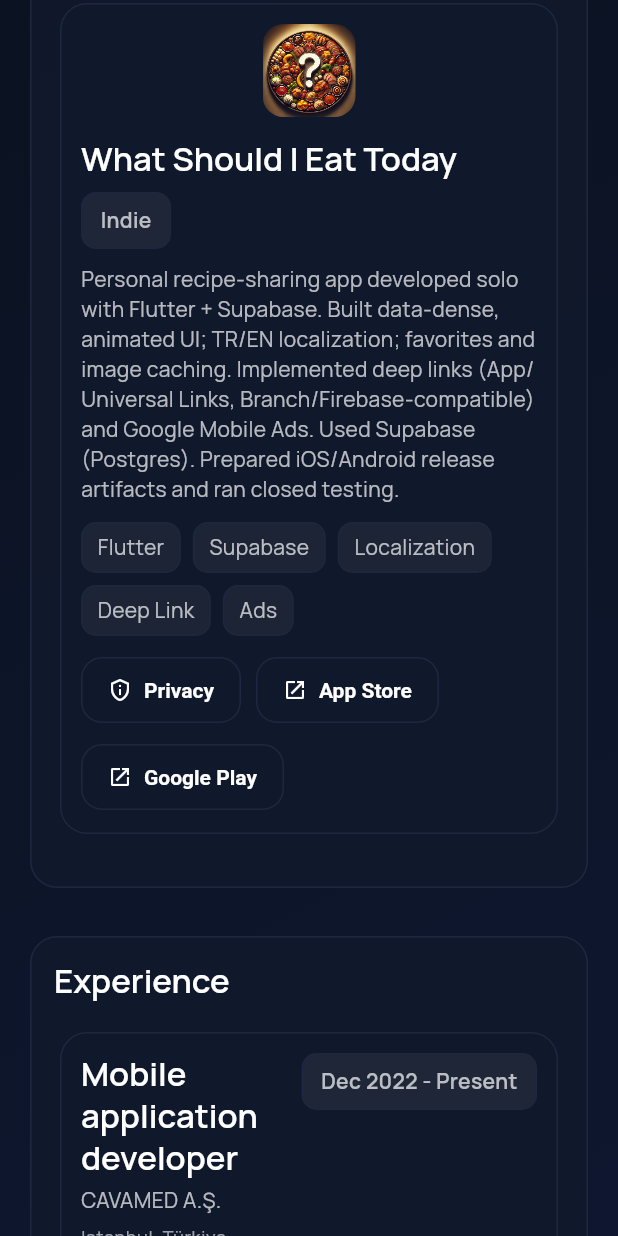
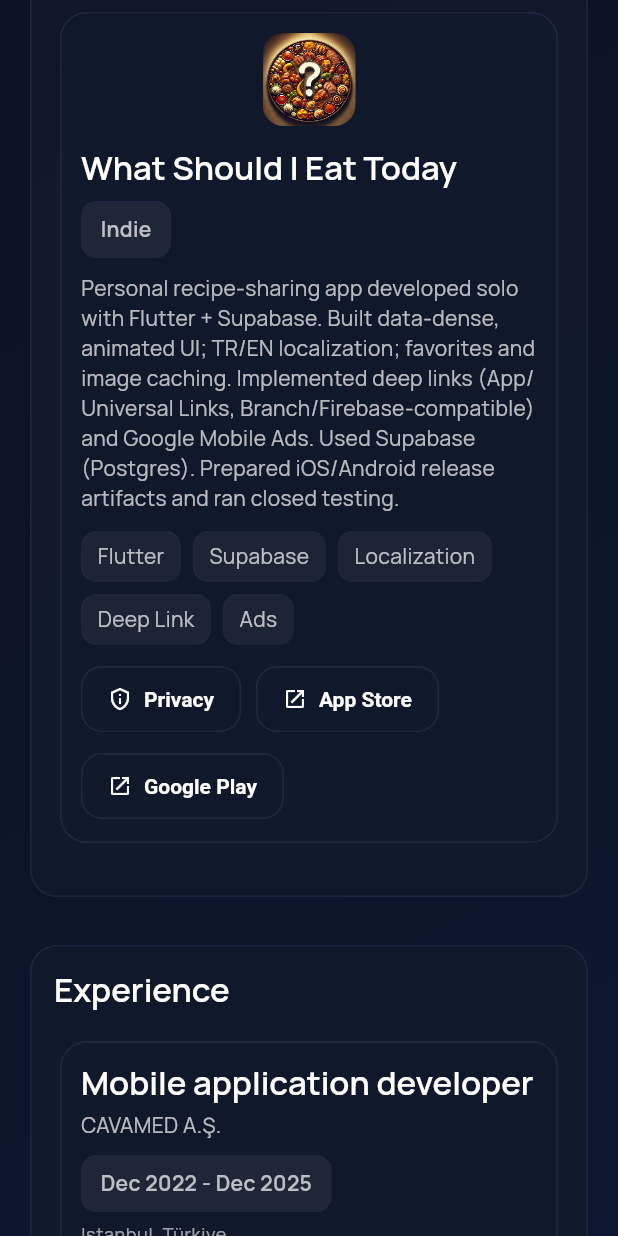
Before and after one commit to BugraKaanSaglam/bugrakaansaglam_website, a Flutter app: the screen it shows after launch, scrolled down 3456 dp, on a phone screen of 412 x 824 dp. Run offline on Flutter 3.47's test engine with Material 3 defaults, Android fonts, the phone set to English and light mode, and no system bars; our stand-ins replace easy_localization, go_router, google_fonts.

Commit message:
commit bug fix + better mobile

```diff
--- a/lib/app/app.dart
+++ b/lib/app/app.dart
@@ -29,10 +29,7 @@
   }
 
   Future<void> _warmUp() async {
-    await Future.wait([
-      WidgetsBinding.instance.endOfFrame,
-      Future.delayed(const Duration(milliseconds: 450)),
-    ]);
+    await WidgetsBinding.instance.endOfFrame;
     if (mounted) {
       setState(() {
         _ready = true;
--- a/lib/features/portfolio/data/portfolio_content.dart
+++ b/lib/features/portfolio/data/portfolio_content.dart
@@ -274,8 +274,8 @@
     ),
     company: const LocalizedText(en: 'CAVAMED A.Ş.', tr: 'CAVAMED A.Ş.'),
     period: const LocalizedText(
-      en: 'Dec 2022 - Present',
-      tr: 'Aralık 2022 - Günümüz',
+      en: 'Dec 2022 - Dec 2025',
+      tr: 'Aralık 2022 - Aralık 2025',
     ),
     location: const LocalizedText(
       en: 'Istanbul, Türkiye',
--- a/lib/features/portfolio/presentation/pages/portfolio_page.dart
+++ b/lib/features/portfolio/presentation/pages/portfolio_page.dart
@@ -24,6 +24,7 @@
     final isMobile = width < 720;
     final isWide = width > 900;
     final horizontalPadding = isMobile ? 16.0 : 24.0;
+    final verticalPadding = isMobile ? 22.0 : 28.0;
     final sectionGap = isMobile ? 24.0 : 32.0;
     return Scaffold(
       body: Container(
@@ -34,11 +35,11 @@
               child: ConstrainedBox(
                 constraints: const BoxConstraints(maxWidth: 1100),
                 child: Padding(
-                  padding: EdgeInsets.symmetric(horizontal: horizontalPadding, vertical: 28),
+                  padding: EdgeInsets.symmetric(horizontal: horizontalPadding, vertical: verticalPadding),
                   child: Column(
                     crossAxisAlignment: CrossAxisAlignment.start,
                     children: [
-                      const HeaderBar(),
+                      HeaderBar(compact: isMobile),
                       SizedBox(height: isMobile ? 26 : 38),
                       HeroSection(
                         isWide: isWide,
--- a/lib/features/portfolio/presentation/widgets/experience_tile.dart
+++ b/lib/features/portfolio/presentation/widgets/experience_tile.dart
@@ -25,13 +25,6 @@
               Column(
                 crossAxisAlignment: CrossAxisAlignment.start,
                 children: [
-                  Row(
-                    crossAxisAlignment: CrossAxisAlignment.start,
-                    children: [
-                      Expanded(
-                        child: Column(
-                          crossAxisAlignment: CrossAxisAlignment.start,
-                          children: [
                   Text(
                     experience.role.ofLocale(locale),
                     style: theme.textTheme.titleLarge,
@@ -43,12 +36,8 @@
                       color: Colors.white70,
                     ),
                   ),
-                          ],
-                        ),
-                      ),
+                  const SizedBox(height: 10),
                   InfoBadge(label: experience.period.ofLocale(locale)),
-                    ],
-                  ),
                   if (experience.location != null) ...[
                     const SizedBox(height: 6),
                     Text(
```
Also changed, not shown: lib/features/portfolio/presentation/widgets/header_bar.dart (+42 -17 lines), lib/features/portfolio/presentation/widgets/hero_section.dart (+65 -25 lines), pubspec.lock, 2 other files. Lines whose indentation alone changed are shown as unchanged.
